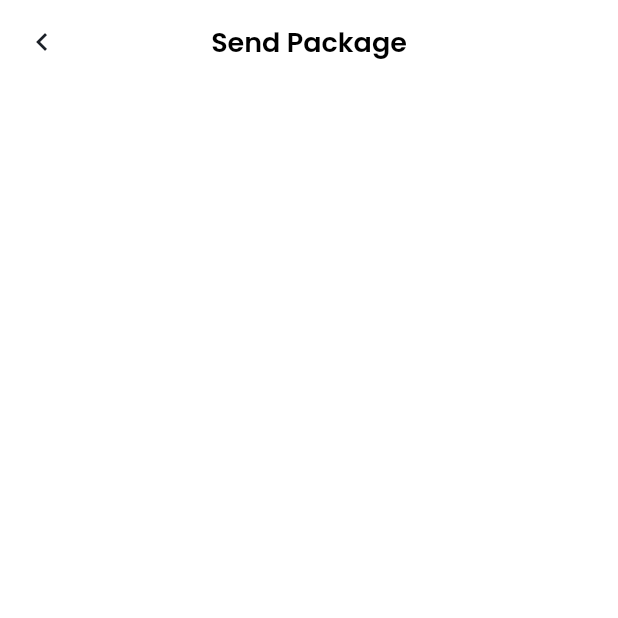
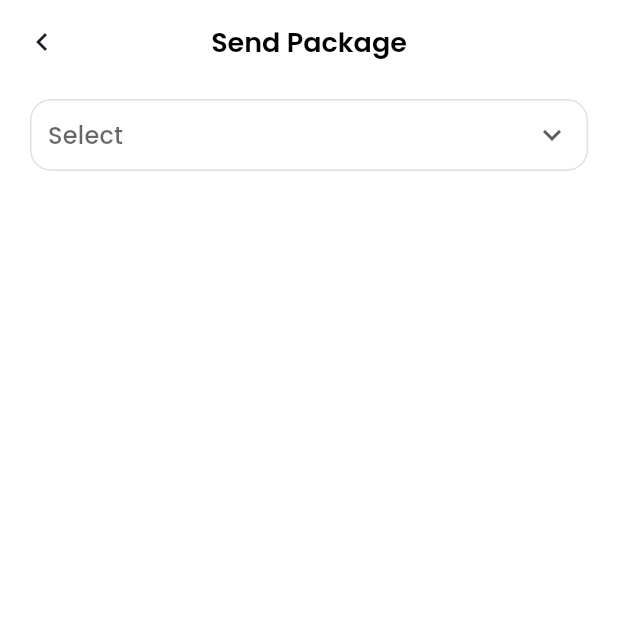
Before and after one commit to VihagaYohan/courier_client_app, a Flutter app: the screen it shows after launch, after a tap on "Courier", on a phone screen of 412 x 824 dp, the top half of it. Run offline on Flutter 3.47's test engine with Material 3 defaults, Android fonts, the phone set to English and light mode, and no system bars; our stand-ins replace firebase_core, flutter_svg_provider; missing offline and left inert: awesome_alert; accounts and stored records are empty.

Commit message:
Modified - code changes

```diff
--- a/lib/main.dart
+++ b/lib/main.dart
@@ -3,6 +3,7 @@ import 'package:courier_client_app/screens/authentication/login_screen.dart';
 import 'package:courier_client_app/screens/authentication/onboarding_screen.dart';
 import 'package:courier_client_app/screens/home/home_screen.dart';
 import 'package:courier_client_app/screens/profile/profile_screen.dart';
+import 'package:courier_client_app/screens/screens.dart';
 import 'package:flutter/material.dart';
 import 'package:courier_client_app/utils/theme/theme.dart';
 import 'package:courier_client_app/routes/routes.dart';
@@ -34,7 +35,8 @@ class MyApp extends StatelessWidget {
         Routes.loginScreen: (context) => LoginScreen(),
         Routes.homeScreen: (context) => HomeScreen(),
         Routes.profileScreen: (context) => ProfileScreen(),
-        Routes.bottomNavigation: (context) => AppBottomNavigation()
+        Routes.bottomNavigation: (context) => AppBottomNavigation(),
+        Routes.createOrder: (context) => CreateOrderScreen()
       },
       initialRoute: Routes.bottomNavigation,
     );
--- a/lib/routes/routes.dart
+++ b/lib/routes/routes.dart
@@ -9,4 +9,5 @@ class Routes {
   static const String homeScreen = '/homeScreen';
   static const String profileScreen = '/profileScreen';
   static const String bottomNavigation = '/bottomNavigation';
+  static const String createOrder = '/createOrder';
 }
--- a/lib/screens/home/home_screen.dart
+++ b/lib/screens/home/home_screen.dart
@@ -94,6 +94,7 @@ class HomeScreen extends StatelessWidget {
           controller: trackingNumberController,
           labelText: 'Tracking number',
           keyboardType: TextInputType.number,
+          borderColor: AppColors.primary,
         )),
         Container(
           width: 50,
@@ -278,7 +279,6 @@ class HomeScreen extends StatelessWidget {
         40; // 40 is the default value for left and right padding in UIContainer widget
     double boxWidth = (width - 20) / 2;
 
-    print('width - ${width}');
     return Container(
       width: double.infinity,
       child: Row(
--- a/lib/screens/order/create_order.dart
+++ b/lib/screens/order/create_order.dart
@@ -16,6 +16,8 @@ class CreateOrderScreen extends StatelessWidget {
         appbar: const UIAppBar(
           title: "Send Package",
         ),
-        children: ListView());
+        children: ListView(
+          children: <Widget>[UIDropDown()],
+        ));
   }
 }
--- /dev/null
+++ b/lib/widgets/UI_dropDown.dart
@@ -0,0 +1,41 @@
+import 'package:flutter/material.dart';
+
+// widgets
+import 'package:courier_client_app/widgets/widgets.dart';
+import 'package:flutter/widgets.dart';
+
+class UIDropDown extends StatefulWidget {
+  final String? placeholderText;
+
+  const UIDropDown({super.key, this.placeholderText});
+
+  @override
+  State<UIDropDown> createState() => _UIDropDownState();
+}
+
+class _UIDropDownState extends State<UIDropDown> {
+  static const List<String> list = <String>["Express", "Standard"];
+  String? dropdownValue;
+
+  @override
+  Widget build(BuildContext context) {
+    return DropdownButtonFormField(
+      value: dropdownValue,
+      hint: const UITextView(
+        text: "Select",
+      ),
+      onChanged: (String? value) {
+        setState(() {
+          dropdownValue = value!;
+        });
+      },
+      items: list.map<DropdownMenuItem<String>>((String value) {
+        return DropdownMenuItem<String>(value: value, child: Text(value));
+      }).toList(),
+      decoration: InputDecoration(
+          contentPadding: const EdgeInsets.all(8),
+          border: OutlineInputBorder(borderRadius: BorderRadius.circular(5))),
+      icon: const Icon(Icons.expand_more),
+    );
+  }
+}
--- a/lib/widgets/widgets.dart
+++ b/lib/widgets/widgets.dart
@@ -20,3 +20,6 @@ export 'UI_profileBar.dart';
 
 // app bar
 export 'UI_appbar.dart';
+
+// drop-down
+export 'UI_dropDown.dart';
```
